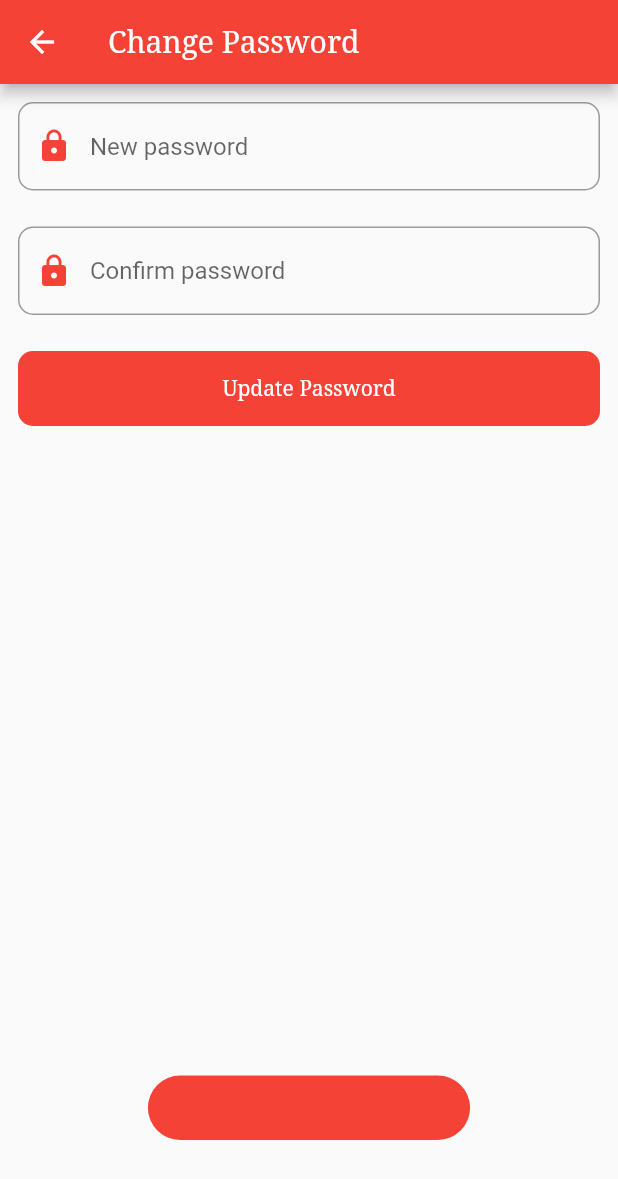
After one commit to Guptashubham789/Flutter-Food-App, a Flutter app: the ChangePassword screen opened directly, after a tap on "Update Password", on a phone screen of 412 x 824 dp. The commit adds this screen. Shown: the top 1179 px of the screen. Run offline on Flutter 3.47's test engine with Material 2 defaults, Android fonts, the phone set to English and light mode, and no system bars; our stand-ins replace cloud_firestore, firebase_auth, firebase_core, firebase_storage, fluttertoast, image_picker and 1 more; accounts and stored records are empty; network calls fail.

Commit message:
first commit

```diff
--- /dev/null
+++ b/lib/user/change_password/change_password.dart
@@ -0,0 +1,92 @@
+import 'package:firebase_auth/firebase_auth.dart';
+import 'package:flutter/material.dart';
+import 'package:ssg_demo1/user/account_screen/profile_screen.dart';
+import 'package:ssg_demo1/utils/utils.dart';
+
+import '../../widgets/round_button.dart';
+
+class ChangePassword extends StatefulWidget {
+  const ChangePassword({super.key});
+
+  @override
+  State<ChangePassword> createState() => _ChangePasswordState();
+}
+
+class _ChangePasswordState extends State<ChangePassword> {
+  TextEditingController newcontroller=TextEditingController();
+  TextEditingController confirmcontroller=TextEditingController();
+  final _auth=FirebaseAuth.instance;
+  @override
+  Widget build(BuildContext context) {
+    return Scaffold(
+        appBar: AppBar(
+          automaticallyImplyLeading: false,
+          leading: IconButton(
+            icon: Icon(Icons.arrow_back, color: Colors.white),
+            onPressed: () =>Navigator.push(context, MaterialPageRoute(builder: (context)=>
+                ProfileScreen())),
+          ),
+          backgroundColor: Colors.red,
+          title: Text("Change Password",style: TextStyle(color: Colors.white,fontFamily: 'serif'),),
+        ),
+      body: ListView(
+        children: [
+          Padding(
+            padding: const EdgeInsets.all(12.0),
+            child: TextFormField(
+              controller: newcontroller,
+              keyboardType: TextInputType.text,
+              decoration:  InputDecoration(
+                hintText: "New password",
+
+                border: OutlineInputBorder(
+                  borderRadius:BorderRadius.only(bottomLeft:Radius.circular(10),bottomRight: Radius.circular(10),topLeft: Radius.circular(10),topRight: Radius.circular(10)),
+                  borderSide: BorderSide(color: Colors.red ),
+                ),
+                prefixIcon: Icon(Icons.lock),
+                prefixIconColor:Colors.red,
+              ),
+
+            ),
+          ),
+          Padding(
+            padding: const EdgeInsets.all(12.0),
+            child: TextFormField(
+              controller: confirmcontroller,
+              keyboardType: TextInputType.text,
+              decoration:  InputDecoration(
+                hintText: "Confirm password",
+
+                border: OutlineInputBorder(
+                  borderRadius:BorderRadius.only(bottomLeft:Radius.circular(10),bottomRight: Radius.circular(10),topLeft: Radius.circular(10),topRight: Radius.circular(10)),
+                  borderSide: BorderSide(color: Colors.red ),
+                ),
+                prefixIcon: Icon(Icons.lock),
+                prefixIconColor:Colors.red,
+              ),
+
+            ),
+          ),
+          Padding(
+            padding: const EdgeInsets.all(12.0),
+            child: RoundButton(title: "Update Password", onPress: () async{
+              if(newcontroller.text.isEmpty){
+                utils().toastMassage("New Password is  empty");
+              }else if(confirmcontroller.text.isEmpty){
+                utils().toastMassage("Confirm Password is  empty");
+              }else if(confirmcontroller.text==newcontroller.text){
+                _auth.currentUser!.updatePassword(newcontroller.text.toString());
+                utils().toastMassage("Password update");
+                Navigator.push(context, MaterialPageRoute(builder: (context)=>
+                    ProfileScreen()));
+              }
+              else{
+                utils().toastMassage("Confirm Password is not match");
+              }
+            }),
+          )
+        ],
+      ),
+    );
+  }
+}
--- a/lib/user/edit_profile/edit_profile_screen.dart
+++ b/lib/user/edit_profile/edit_profile_screen.dart
@@ -49,7 +49,7 @@
             child: CircleAvatar(
               backgroundColor: Colors.red,
               radius: 70,
-              child:image==null? Icon(Icons.camera_alt):Image.file(image!,width: 400,height: 700,fit: BoxFit.cover,),
+              child:image==null? Icon(Icons.camera_alt):Image.file(image!,width: 400,height: 400,fit: BoxFit.cover,),
             ),
           ),
           SizedBox(height: 20,),
--- a/lib/widgets/round_button.dart
+++ b/lib/widgets/round_button.dart
@@ -13,9 +13,9 @@
       child: MaterialButton(
         height: 50,
         minWidth: double.infinity,
-        color: Colors.red[100],
+        color: Colors.red,
         onPressed: onPress,
-        child: Text(title,style: TextStyle(color: Colors.black87),),
+        child: Text(title,style: TextStyle(color: Colors.white,fontFamily: 'serif'),),
       ),
     );
   }
```
Also changed, not shown: lib/user/account_screen/profile_screen.dart (+21 -1 lines), lib/user/custom_bottom_bar/custom_bottom_bar.dart (+4 -4 lines), lib/user/favorite_screen/favorite_screen.dart (+7 -1 lines), lib/user/order_screen/order_screen.dart (added).
